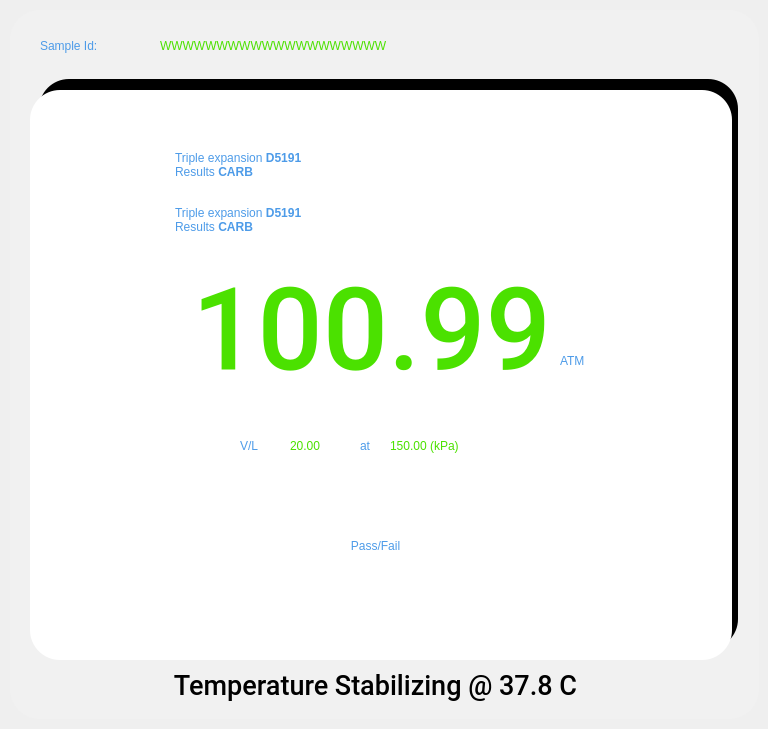
This is pApp-22-June-2021/smeasuring2.ui in ChandraMVE/PSSC_QT_Development as Qt 5 draws it before an edit. The edited form follows.
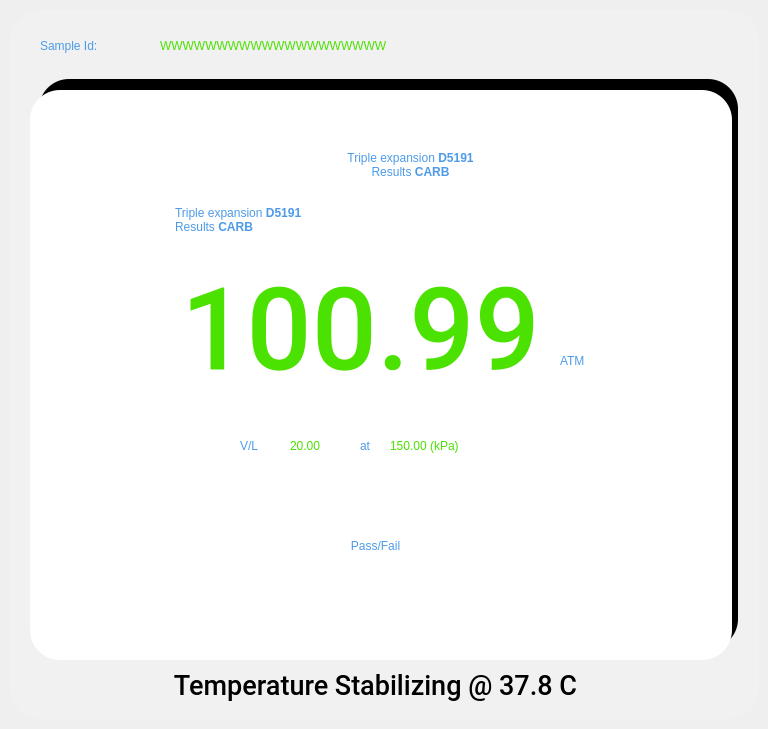
This is the edited form.

What changed in the file:
```diff
--- a/pApp-22-June-2021/smeasuring2.ui
+++ b/pApp-22-June-2021/smeasuring2.ui
@@ -240,7 +240,7 @@
       <string>100.99</string>
      </property>
      <property name="alignment">
-      <set>Qt::AlignRight|Qt::AlignTrailing|Qt::AlignVCenter</set>
+      <set>Qt::AlignCenter</set>
      </property>
     </widget>
     <widget class="QLabel" name="lblScale">
@@ -297,7 +297,7 @@
       <string>Triple expansion &lt;B&gt;D5191&lt;/B&gt;&lt;br&gt;Results &lt;B&gt;CARB&lt;/B&gt;</string>
      </property>
      <property name="alignment">
-      <set>Qt::AlignLeading|Qt::AlignLeft|Qt::AlignVCenter</set>
+      <set>Qt::AlignCenter</set>
      </property>
      <property name="wordWrap">
       <bool>true</bool>
```
